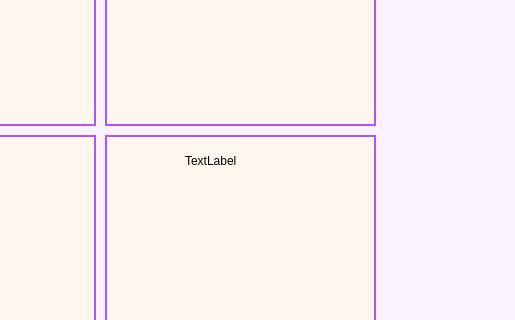
Before: the Qt Designer form gui/ui/main_service.ui in daejlee/Noodle_Company, drawn with Qt 5; both pictures show x 285 to 800 and y 175 to 495 of the 800 by 600 pixel window.
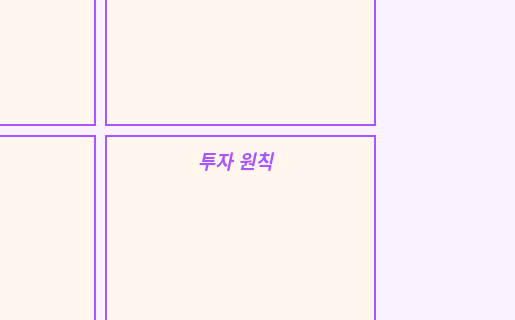
After: the same form once the commit is applied.

Commit message: 투자원칙 페이지 구현 / 시장 분석 구현

What changed in the file:
```diff
--- a/gui/ui/main_service.ui
+++ b/gui/ui/main_service.ui
@@ -235,7 +235,25 @@
 border: none;</string>
     </property>
     <property name="text">
-     <string>TextLabel</string>
+     <string/>
+    </property>
+   </widget>
+   <widget class="QLabel" name="label_6">
+    <property name="geometry">
+     <rect>
+      <x>460</x>
+      <y>320</y>
+      <width>121</width>
+      <height>31</height>
+     </rect>
+    </property>
+    <property name="styleSheet">
+     <string notr="true">background-color: transparent;
+
+border: none;</string>
+    </property>
+    <property name="text">
+     <string>&lt;html&gt;&lt;head/&gt;&lt;body&gt;&lt;p align=&quot;center&quot;&gt;&lt;span style=&quot; font-size:14pt; font-weight:600; font-style:italic; color:#aa55ff;&quot;&gt;투자 원칙&lt;/span&gt;&lt;/p&gt;&lt;/body&gt;&lt;/html&gt;</string>
     </property>
    </widget>
    <zorder>pushButton</zorder>
@@ -247,6 +265,7 @@
    <zorder>label_4</zorder>
    <zorder>pushButton_4</zorder>
    <zorder>label_5</zorder>
+   <zorder>label_6</zorder>
   </widget>
   <widget class="QMenuBar" name="menubar">
    <property name="geometry">
```
The commit also changes 27 other files.
